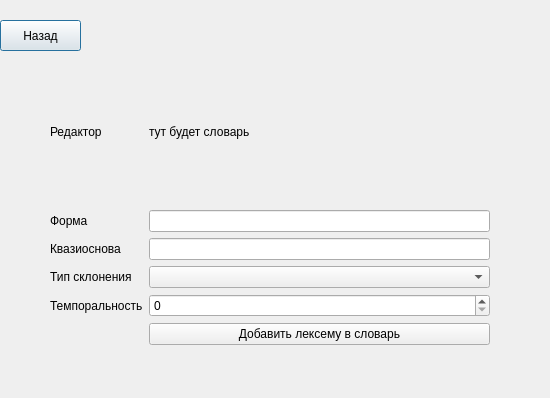
rock-n-shrimproll/temporalEditor, file temporal_editor/editwindow.ui: the form before one commit.
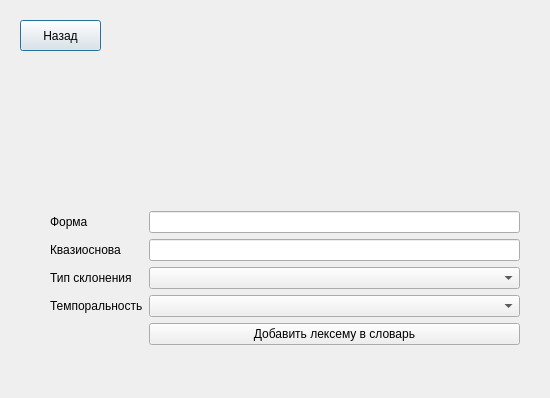
The form after the commit. Icons and pictures are not drawn.

```diff
--- a/temporal_editor/editwindow.ui
+++ b/temporal_editor/editwindow.ui
@@ -16,7 +16,7 @@
   <widget class="QPushButton" name="pushButtongoBack">
    <property name="geometry">
     <rect>
-     <x>0</x>
+     <x>20</x>
      <y>20</y>
      <width>81</width>
      <height>31</height>
@@ -31,7 +31,7 @@
     <rect>
      <x>50</x>
      <y>60</y>
-     <width>453</width>
+     <width>483</width>
      <height>285</height>
     </rect>
    </property>
@@ -39,11 +39,11 @@
     <item row="1" column="0">
      <widget class="QLabel" name="labelTitle">
       <property name="text">
-       <string>Редактор </string>
+       <string/>
       </property>
      </widget>
     </item>
-    <item row="2" column="2">
+    <item row="2" column="3">
      <widget class="QLabel" name="label_qmff">
       <property name="layoutDirection">
        <enum>Qt::LeftToRight</enum>
@@ -59,10 +59,7 @@
       </property>
      </widget>
     </item>
-    <item row="4" column="1">
-     <widget class="QComboBox" name="comboBoxDeclension"/>
-    </item>
-    <item row="5" column="2">
+    <item row="5" column="3">
      <widget class="QLabel" name="label_qmtemp">
       <property name="text">
        <string/>
@@ -72,14 +69,40 @@
       </property>
      </widget>
     </item>
-    <item row="6" column="1">
-     <widget class="QPushButton" name="pushButtonAddToDict">
-      <property name="text">
-       <string>Добавить лексему в словарь</string>
-      </property>
-     </widget>
+    <item row="3" column="2">
+     <widget class="QLineEdit" name="lineEditQuasibase"/>
+    </item>
+    <item row="2" column="2">
+     <widget class="QLineEdit" name="lineEditFirstform"/>
     </item>
     <item row="4" column="2">
+     <widget class="QComboBox" name="comboBoxDeclension"/>
+    </item>
+    <item row="3" column="0">
+     <widget class="QLabel" name="label_quazibase">
+      <property name="text">
+       <string>Квазиоснова</string>
+      </property>
+     </widget>
+    </item>
+    <item row="1" column="2">
+     <widget class="QLabel" name="label_current_dictionary">
+      <property name="font">
+       <font>
+        <pointsize>17</pointsize>
+        <weight>75</weight>
+        <bold>true</bold>
+       </font>
+      </property>
+      <property name="text">
+       <string/>
+      </property>
+      <property name="alignment">
+       <set>Qt::AlignCenter</set>
+      </property>
+     </widget>
+    </item>
+    <item row="4" column="3">
      <widget class="QLabel" name="label_qmdt">
       <property name="text">
        <string/>
@@ -89,6 +112,30 @@
       </property>
      </widget>
     </item>
+    <item row="3" column="3">
+     <widget class="QLabel" name="label_qmqb">
+      <property name="text">
+       <string/>
+      </property>
+      <property name="pixmap">
+       <pixmap>qm.png</pixmap>
+      </property>
+     </widget>
+    </item>
+    <item row="6" column="2">
+     <widget class="QPushButton" name="pushButtonAddToDict">
+      <property name="text">
+       <string>Добавить лексему в словарь</string>
+      </property>
+     </widget>
+    </item>
+    <item row="4" column="0">
+     <widget class="QLabel" name="label_declension_type">
+      <property name="text">
+       <string>Тип склонения</string>
+      </property>
+     </widget>
+    </item>
     <item row="5" column="0">
      <widget class="QLabel" name="label_temporality">
       <property name="text">
@@ -103,45 +150,8 @@
       </property>
      </widget>
     </item>
-    <item row="3" column="0">
-     <widget class="QLabel" name="label_quazibase">
-      <property name="text">
-       <string>Квазиоснова</string>
-      </property>
-     </widget>
-    </item>
-    <item row="4" column="0">
-     <widget class="QLabel" name="label_declension_type">
-      <property name="text">
-       <string>Тип склонения</string>
-      </property>
-     </widget>
-    </item>
-    <item row="3" column="1">
-     <widget class="QLineEdit" name="lineEditQuasibase"/>
-    </item>
-    <item row="2" column="1">
-     <widget class="QLineEdit" name="lineEditFirstform"/>
-    </item>
-    <item row="5" column="1">
-     <widget class="QSpinBox" name="spinBoxTemporality"/>
-    </item>
-    <item row="3" column="2">
-     <widget class="QLabel" name="label_qmqb">
-      <property name="text">
-       <string/>
-      </property>
-      <property name="pixmap">
-       <pixmap>qm.png</pixmap>
-      </property>
-     </widget>
-    </item>
-    <item row="1" column="1">
-     <widget class="QLabel" name="label_current_dictionary">
-      <property name="text">
-       <string>тут будет словарь</string>
-      </property>
-     </widget>
+    <item row="5" column="2">
+     <widget class="QComboBox" name="comboBoxTemporality"/>
     </item>
    </layout>
   </widget>
```
